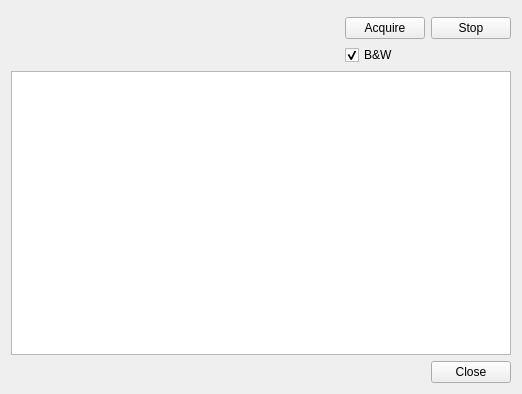
First picture: the form in Exercise1/Form1/Form1.ui, repository xavisolesoft/Qt_OpenCV_CamViewer, before the edit.
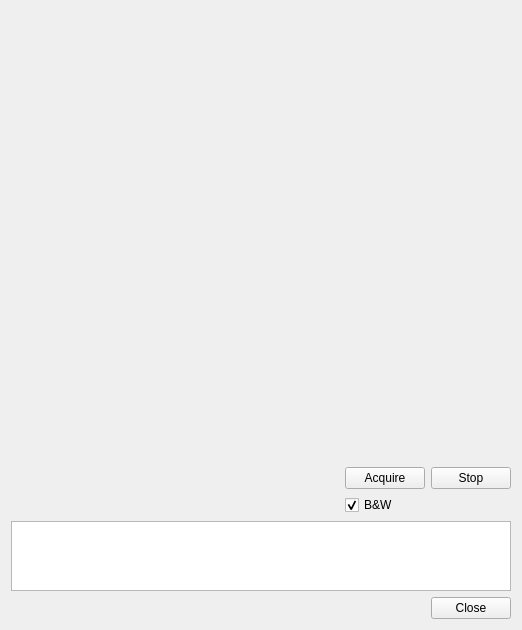
Second picture: the form after the edit.

Commit message: First commit: Widgets created and placed, but no behaviour is implemed.

Patch:
```diff
--- a/Exercise1/Form1/Form1.ui
+++ b/Exercise1/Form1/Form1.ui
@@ -16,7 +16,26 @@
   <widget class="QWidget" name="centralWidget">
    <layout class="QGridLayout" name="gridLayout_2">
     <item row="0" column="0" colspan="3">
-     <widget class="QWidget" name="widgetImage" native="true"/>
+     <widget class="QWidget" name="widgetImage" native="true">
+      <property name="sizePolicy">
+       <sizepolicy hsizetype="Preferred" vsizetype="Fixed">
+        <horstretch>0</horstretch>
+        <verstretch>0</verstretch>
+       </sizepolicy>
+      </property>
+      <property name="minimumSize">
+       <size>
+        <width>0</width>
+        <height>450</height>
+       </size>
+      </property>
+      <property name="baseSize">
+       <size>
+        <width>0</width>
+        <height>0</height>
+       </size>
+      </property>
+     </widget>
     </item>
     <item row="1" column="0">
      <spacer name="horizontalSpacer">
```
Left out of the diff: 2 changed lines with no effect on the pictures. The commit also changes 2 other files.
